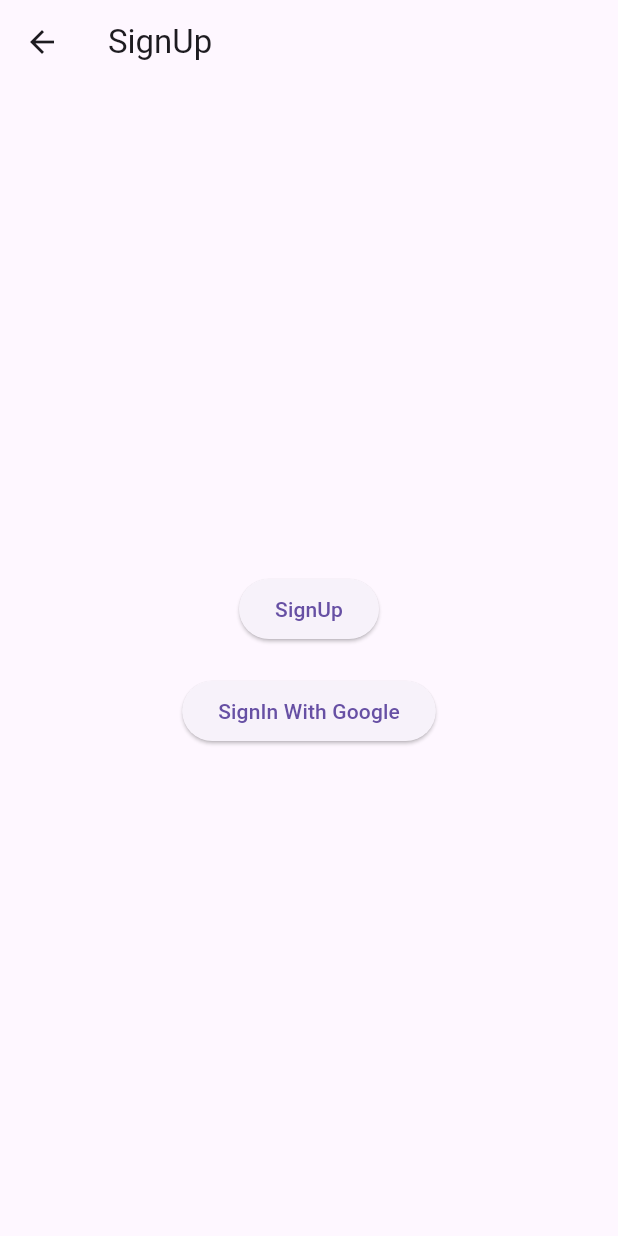
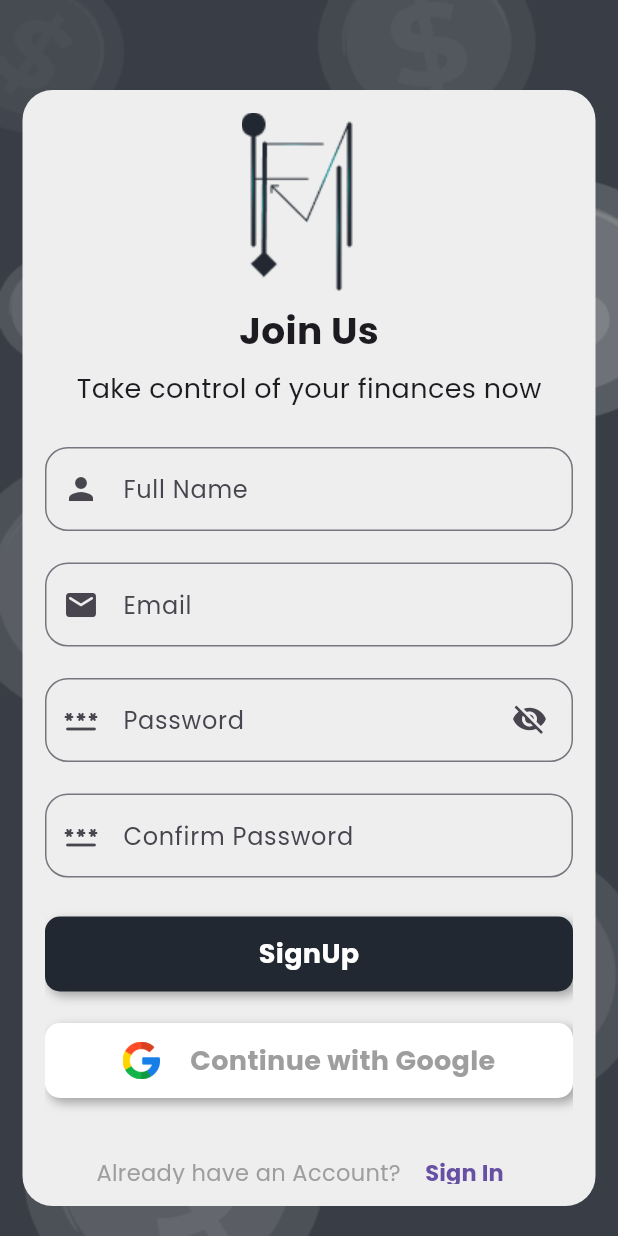
Before and after one commit to harshsutariya1/Finmate-Mobile-app, a Flutter app: the SignUpScreen screen opened by its route, on a phone screen of 412 x 824 dp. Run offline on Flutter 3.47's test engine with Material 3 defaults, Android fonts, the phone set to English and light mode, and no system bars; our stand-ins replace cloud_firestore, delightful_toast, firebase_auth, firebase_core, firebase_storage, flutter_riverpod and 6 more; accounts and stored records are empty; generated files the repository leaves out were written again.

Commit message:
enhanced signup screen ,add new color constants, and implement custom authentication widgets

```diff
--- a/lib/constants/assets.dart
+++ b/lib/constants/assets.dart
@@ -5,3 +5,10 @@ const String scanIcon = 'assets/images/scan.png';
 const String investmentsIcon = 'assets/images/investments.png';
 const String groupsIcon = 'assets/images/groups.png';
 // _____________________________________________________________________________
+// _____________ Image assets __________________________________________________
+const String backgroundImage = "assets/images/Background.png";
+// _____________________________________________________________________________
+// _____________ Icon assets ___________________________________________________
+const String appLogo = "assets/icons/LOGO.png";
+const String googleLogo = "assets/icons/google.png";
+// _____________________________________________________________________________
--- a/lib/constants/colors.dart
+++ b/lib/constants/colors.dart
@@ -4,3 +4,5 @@ const Color color1 = Color.fromARGB(255, 34, 40, 49);
 const Color color2 = Color.fromARGB(255, 57, 62, 70);
 const Color color3 = Color.fromARGB(255, 0, 173, 181);
 const Color color4 = Color.fromARGB(255, 238, 238, 238);
+const Color backgroundColorWhite = Color.fromARGB(255, 238, 238, 238);
+const Color authButtonBackgroundColor = Color.fromARGB(255, 34, 40, 49);
--- a/lib/main.dart
+++ b/lib/main.dart
@@ -5,6 +5,7 @@ import 'package:finmate/utils/utils.dart';
 import 'package:flutter/material.dart';
 import 'package:flutter_riverpod/flutter_riverpod.dart';
 import 'package:get_it/get_it.dart';
+import 'package:google_fonts/google_fonts.dart';
 
 void main() {
   setup().then((_) {
@@ -29,6 +30,7 @@ class MyApp extends StatelessWidget {
       navigatorKey: Navigate().navigatorKey,
       debugShowCheckedModeBanner: false,
       theme: ThemeData(
+        textTheme: GoogleFonts.poppinsTextTheme(),
         useMaterial3: true,
       ),
       routes: Routes.routes,
--- a/lib/screens/auth/signup.dart
+++ b/lib/screens/auth/signup.dart
@@ -1,6 +1,10 @@
+import 'package:finmate/constants/assets.dart';
+import 'package:finmate/constants/colors.dart';
+import 'package:finmate/constants/const_widgets.dart';
 import 'package:finmate/screens/home/bnb_pages.dart';
 import 'package:finmate/services/auth_services.dart';
 import 'package:finmate/services/navigation_services.dart';
+import 'package:finmate/widgets/auth_widgets.dart';
 import 'package:finmate/widgets/snackbar.dart';
 import 'package:flutter/material.dart';
 import 'package:flutter_riverpod/flutter_riverpod.dart';
@@ -17,17 +21,15 @@ class _SignUpScreenState extends ConsumerState<SignUpScreen> {
   late AuthService _authService;
   final _formKey = GlobalKey<FormState>();
 
-  final TextEditingController _emailController =
-      TextEditingController(text: "dhairya@gmail.com");
-  final TextEditingController _passwordController =
-      TextEditingController(text: "password");
+  final TextEditingController _emailController = TextEditingController();
+  final TextEditingController _passwordController = TextEditingController();
   final TextEditingController _confirmPasswordController =
-      TextEditingController(text: "password");
-  final TextEditingController _nameController =
-      TextEditingController(text: "dhairya");
+      TextEditingController();
+  final TextEditingController _nameController = TextEditingController();
 
   bool isSignupLoading = false;
   bool isGoogleLoading = false;
+  bool viewPassword = false;
 
   @override
   void dispose() {
@@ -47,31 +49,118 @@ class _SignUpScreenState extends ConsumerState<SignUpScreen> {
   @override
   Widget build(BuildContext context) {
     return Scaffold(
-      appBar: AppBar(
-        title: const Text('SignUp'),
+      body: Container(
+        decoration: BoxDecoration(
+          image: DecorationImage(
+            fit: BoxFit.fill,
+            image: AssetImage(backgroundImage),
           ),
-      body: Column(
+        ),
+        child: Container(
+          margin: EdgeInsets.only(
+            top: 60,
+            left: 15,
+            right: 15,
+            bottom: 20,
+          ),
+          alignment: Alignment.center,
+          height: double.infinity,
+          padding: EdgeInsets.all(15),
+          decoration: BoxDecoration(
+            color: backgroundColorWhite,
+            borderRadius: BorderRadius.circular(20),
+          ),
+          child: SingleChildScrollView(
+            child: Column(
               mainAxisAlignment: MainAxisAlignment.center,
               crossAxisAlignment: CrossAxisAlignment.center,
-        spacing: 20,
+              spacing: 8,
               children: [
-          Center(
-            child: ElevatedButton(
-              onPressed: _onTapSignin,
-              child: (isSignupLoading)
-                  ? const CircularProgressIndicator()
-                  : const Text('SignUp'),
+                Image.asset(appLogo),
+                Text(
+                  "Join Us",
+                  style: TextStyle(
+                    fontWeight: FontWeight.bold,
+                    fontSize: 25,
                   ),
                 ),
-          ElevatedButton(
+                Text(
+                  "Take control of your finances now",
+                  style: TextStyle(
+                    fontSize: 18,
+                  ),
+                ),
+                sbh10,
+                customTextField(
+                  controller: _nameController,
+                  text: "Full Name",
+                  iconData: Icons.person,
+                ),
+                sbh5,
+                customTextField(
+                  controller: _emailController,
+                  text: "Email",
+                  iconData: Icons.email_rounded,
+                ),
+                sbh5,
+                customTextField(
+                  controller: _passwordController,
+                  text: "Password",
+                  passwordField: true,
+                  viewPassword: viewPassword,
+                  iconData: Icons.password_rounded,
+                  onTapVisibilityIcon: () {
+                    setState(() {
+                      viewPassword = !viewPassword;
+                    });
+                  },
+                ),
+                sbh5,
+                customTextField(
+                  controller: _confirmPasswordController,
+                  text: "Confirm Password",
+                  iconData: Icons.password_rounded,
+                ),
+                sbh10,
+                Center(
+                  child: authButton(
+                    text: "SignUp",
+                    onTap: _onTapSignin,
+                  ),
+                ),
+                sbh5,
+                Center(
+                  child: googleButton(onTap: _onTapGoogle),
+                ),
+                sbh10,
+                Row(
+                  mainAxisAlignment: MainAxisAlignment.center,
+                  children: [
+                    Text(
+                      "Already have an Account? ",
+                      style: TextStyle(
+                        color: Colors.grey,
+                        fontSize: 15,
+                      ),
+                    ),
+                    TextButton(
                       onPressed: () {
-              _onTapGoogle(ref);
+                        Navigate().goBack();
                       },
-            child: (isGoogleLoading)
-                ? const CircularProgressIndicator()
-                : Text("SignIn With Google"),
+                      child: Text(
+                        "Sign In",
+                        style: TextStyle(
+                          fontWeight: FontWeight.bold,
+                          fontSize: 15,
+                        ),
+                      ),
                     ),
                   ],
+                )
+              ],
+            ),
+          ),
+        ),
       ),
     );
   }
@@ -107,7 +196,7 @@ class _SignUpScreenState extends ConsumerState<SignUpScreen> {
     });
   }
 
-  void _onTapGoogle(WidgetRef ref) async {
+  void _onTapGoogle() async {
     setState(() {
       isGoogleLoading = true;
     });
@@ -116,13 +205,13 @@ class _SignUpScreenState extends ConsumerState<SignUpScreen> {
         Navigate().toAndRemoveUntil(BnbPages());
         snackbarToast(
           context: context,
-          text: "Signin Successfully",
+          text: "SignUp Successfully",
           icon: Icons.done_all_outlined,
         );
       } else {
         snackbarToast(
           context: context,
-          text: "Error Signing User",
+          text: "Error SigningUp User",
           icon: Icons.error_rounded,
         );
       }
--- a/lib/screens/home/bnb_pages.dart
+++ b/lib/screens/home/bnb_pages.dart
@@ -57,18 +57,23 @@ class _BnbPagesState extends ConsumerState<BnbPages> {
     final userData = ref.watch(userDataNotifierProvider);
     final userFinanceData = ref.watch(userFinanceDataNotifierProvider);
     final List<Widget> screens = [
+      // 1
       HomeScreen(
         userData: userData,
         userFinanceData: userFinanceData,
         authService: _authService,
       ),
+      // 2
       AnalyticsScreen(),
+      // 3
       AddTransactionScreen(
         userData: userData,
         userFinanceData: userFinanceData,
         authService: _authService,
       ),
+      // 4
       InvestmentsScreen(),
+      // 5
       GroupsScreen(),
     ];
 
--- /dev/null
+++ b/lib/widgets/auth_widgets.dart
@@ -0,0 +1,122 @@
+import 'package:finmate/constants/assets.dart';
+import 'package:finmate/constants/colors.dart';
+import 'package:flutter/material.dart';
+
+Widget customTextField({
+  required TextEditingController controller,
+  required String text,
+  bool viewPassword = false,
+  required IconData iconData,
+  bool passwordField = false,
+  void Function()? onTapVisibilityIcon,
+}) {
+  return Stack(
+    children: [
+      TextFormField(
+        controller: controller,
+        obscureText: viewPassword,
+        decoration: InputDecoration(
+          labelText: text,
+          prefixIcon: Icon(iconData),
+          border: OutlineInputBorder(
+            borderRadius: BorderRadius.circular(15),
+          ),
+        ),
+      ),
+      Padding(
+        padding: const EdgeInsets.only(
+          top: 3,
+          right: 5,
+        ),
+        child: Align(
+          alignment: Alignment.centerRight,
+          child: (passwordField)
+              ? (viewPassword)
+                  ? IconButton(
+                      onPressed: onTapVisibilityIcon,
+                      icon: Icon(Icons.visibility),
+                    )
+                  : IconButton(
+                      onPressed: onTapVisibilityIcon,
+                      icon: Icon(Icons.visibility_off),
+                    )
+              : null,
+        ),
+      ),
+    ],
+  );
+}
+
+Widget authButton({
+  required String text,
+  required void Function() onTap,
+}) {
+  return InkWell(
+    onTap: onTap,
+    child: Container(
+      alignment: Alignment.center,
+      width: double.infinity,
+      padding: EdgeInsets.all(12),
+      decoration: BoxDecoration(
+        color: authButtonBackgroundColor,
+        borderRadius: BorderRadius.circular(10),
+        boxShadow: [
+          BoxShadow(
+            color: const Color.fromARGB(80, 0, 0, 0),
+            offset: Offset(3, 3),
+            blurRadius: 5,
+          )
+        ],
+      ),
+      child: Text(
+        text,
+        style: TextStyle(
+          color: Colors.white,
+          fontWeight: FontWeight.bold,
+          fontSize: 18,
+        ),
+      ),
+    ),
+  );
+}
+
+Widget googleButton({
+  required void Function() onTap,
+}) {
+  return InkWell(
+    onTap: onTap,
+    child: Container(
+      alignment: Alignment.center,
+      width: double.infinity,
+      padding: EdgeInsets.all(12),
+      decoration: BoxDecoration(
+          color: Colors.white,
+          borderRadius: BorderRadius.circular(10),
+          boxShadow: [
+            BoxShadow(
+              color: const Color.fromARGB(80, 0, 0, 0),
+              offset: Offset(3, 3),
+              blurRadius: 5,
+            )
+          ]),
+      child: Row(
+        mainAxisAlignment: MainAxisAlignment.center,
+        spacing: 20,
+        children: [
+          Image.asset(
+            googleLogo,
+            height: 25,
+          ),
+          Text(
+            "Continue with Google",
+            style: TextStyle(
+              color: Colors.grey,
+              fontWeight: FontWeight.bold,
+              fontSize: 18,
+            ),
+          ),
+        ],
+      ),
+    ),
+  );
+}
```
Also changed, not shown: assets/icons/LOGO.png (added), assets/icons/google.png (added), assets/icons/home-2.png (deleted), assets/icons/home.png (deleted), assets/images/Background.png (added). Lines whose indentation alone changed are shown as unchanged.
